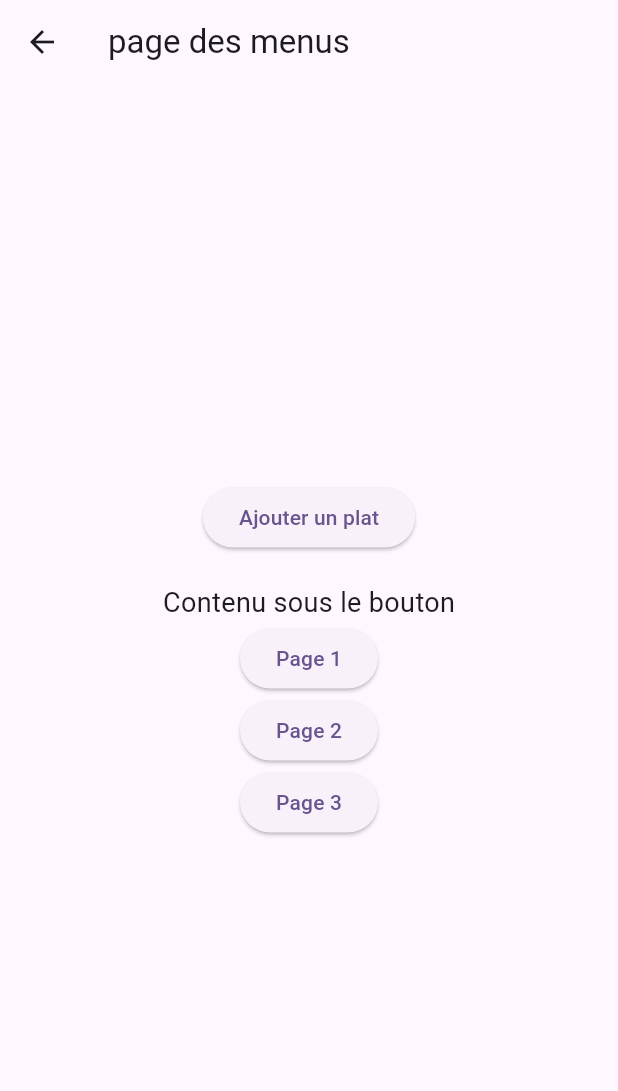
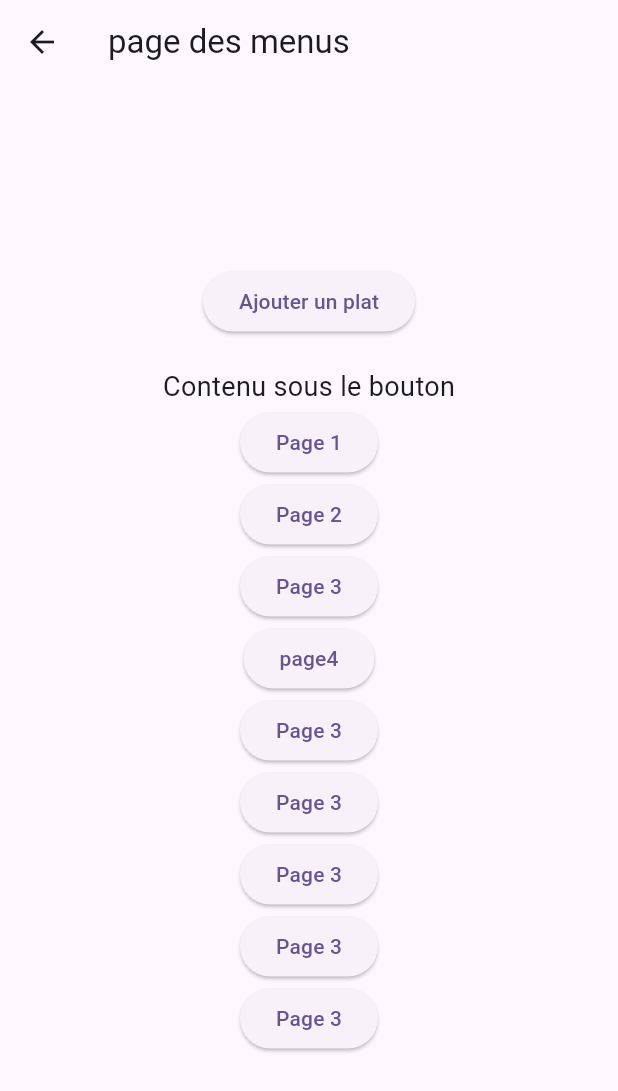
Before and after one commit to EmilienRY/co2score, a Flutter app: the pageMenu screen opened directly, on a phone screen of 412 x 824 dp. Shown: the top 1091 px of the screen. Run offline on Flutter 3.47's test engine with Material 3 defaults, Android fonts, the phone set to English and light mode, and no system bars; missing offline and left inert: qr_code_scanner.

Commit message:
quelques petites modifs

```diff
--- a/lib/main.dart
+++ b/lib/main.dart
@@ -3,7 +3,6 @@ import 'package:flutter/material.dart';
 import 'package:qr_code_scanner/qr_code_scanner.dart';
 import 'package:flutter/services.dart';
 import 'menu.dart';
-//salut
 
 void main() {   //fonction main de l'app
   SystemChrome.setPreferredOrientations([
@@ -17,7 +16,6 @@ void main() {   //fonction main de l'app
 class MyApp extends StatelessWidget {
   const MyApp({super.key});
 
-  // This widget is the root of your application.
   @override
   Widget build(BuildContext context) {
     return MaterialApp(
--- a/lib/menu.dart
+++ b/lib/menu.dart
@@ -4,7 +4,7 @@ import 'visuPlat.dart';
 
 class pageMenu extends StatelessWidget {   //page avec la liste des plats
 
-  final List<String> buttonTexts = ['Page 1', 'Page 2', 'Page 3'];
+  final List<String> buttonTexts = ['Page 1', 'Page 2', 'Page 3','page4', 'Page 3', 'Page 3', 'Page 3', 'Page 3', 'Page 3'];
 
 
   @override
@@ -53,40 +53,6 @@ class pageMenu extends StatelessWidget {   //page avec la liste des plats
       ),
 
 
-
-
-     /* body: Center(
-        child: ElevatedButton(
-          onPressed: () {
-            Navigator.push(
-              context,
-              MaterialPageRoute(builder: (context) => pageCreation()), // passe à la page avec la liste de tout les plats
-            );
-          },
-          child: Text('Ajouter un plat'),
-        )
-      )
-
-
-      body: Center(
-          child: Column(
-          mainAxisAlignment: MainAxisAlignment.center,
-          children: buttonTexts.map(
-                (text) => ElevatedButton(
-                    onPressed: () {
-                      Navigator.push(
-                        context,
-                        MaterialPageRoute(
-                          builder: (context) => pageVisu(),
-                        ),
-                      );
-                    },
-                    child: Text(text),
-                  ),
-                ).toList(),
-    ),
-    )  */
-
     );
   }
 }
```
